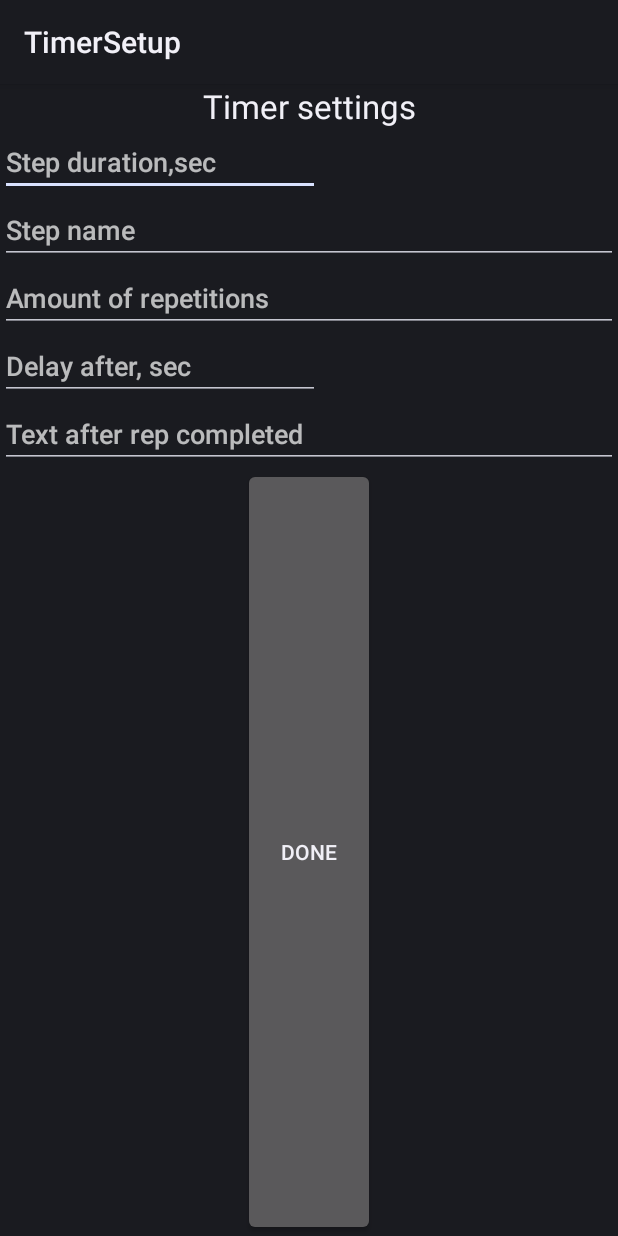
After one commit to kartun83/PerfectCountdown, an Android app: the TimerSetup screen opened directly, with no data from a screen before it, on a phone screen of 412 x 824 dp. The commit adds this screen. Run offline under Robolectric (Android 15) with nearby library versions, the phone set to English and light mode, and no system bars.

Commit message:
Some updates on second screen

```diff
--- a/app/build.gradle
+++ b/app/build.gradle
@@ -4,11 +4,11 @@ plugins {
 }
 
 android {
-    compileSdk 30
+    compileSdk 31
 
     defaultConfig {
         applicationId "com.kartun.reqtime"
-        minSdk 30
+        minSdk 29
         targetSdk 30
         versionCode 1
         versionName "1.0"
@@ -27,13 +27,30 @@ android {
 }
 
 dependencies {
-
-    implementation 'androidx.core:core-ktx:1.3.2'
-    implementation 'com.google.android.gms:play-services-wearable:17.0.0'
+    implementation 'androidx.core:core-ktx:1.7.0'
+    implementation 'com.google.android.gms:play-services-wearable:17.1.0'
     implementation 'androidx.percentlayout:percentlayout:1.0.0'
     implementation 'androidx.legacy:legacy-support-v4:1.0.0'
-    implementation 'androidx.recyclerview:recyclerview:1.2.0'
-    implementation 'androidx.wear:wear:1.1.0'
+    implementation 'androidx.recyclerview:recyclerview:1.2.1'
+    implementation 'androidx.wear:wear:1.2.0'
     implementation 'com.google.android.gms:play-services-maps:18.0.0'
     implementation 'com.google.android.material:material:1.4.0'
+
+    //
+    implementation 'androidx.compose.ui:ui-tooling:1.0.5'
+    // Compose for Wear OS Dependencies
+    implementation "androidx.wear.compose:compose-material:1.0.0-alpha12"
+
+    // includes support for wearable specific inputs
+    implementation "androidx.wear:wear-input:1.1.0"
+
+
+    final def var roomVersion = "2.3.0"
+
+    implementation("androidx.room:room-runtime:$roomVersion")
+    annotationProcessor("androidx.room:room-compiler:$roomVersion")
+
+    // To use Kotlin Symbolic Processing (KSP)
+    //ksp("androidx.room:room-compiler:$roomVersion")
+    implementation("androidx.room:room-ktx:$roomVersion")
 }
--- a/app/src/main/AndroidManifest.xml
+++ b/app/src/main/AndroidManifest.xml
@@ -25,6 +25,16 @@
             android:value="true" />
 
         <activity
+            android:name=".TimerSetup"
+            android:exported="true"
+            android:label="@string/title_activity_timer_setup">
+            <intent-filter>
+                <action android:name="android.intent.action.MAIN" />
+
+                <category android:name="android.intent.category.LAUNCHER" />
+            </intent-filter>
+        </activity>
+        <activity
             android:name=".MainActivity"
             android:exported="true"
             android:label="@string/app_name">
--- /dev/null
+++ b/app/src/main/java/com/kartun/reqtime/TimerSetup.kt
@@ -0,0 +1,18 @@
+package com.kartun.reqtime
+
+import android.app.Activity
+import android.os.Bundle
+import com.kartun.reqtime.databinding.ActivityTimerSetupBinding
+
+class TimerSetup : Activity() {
+
+    private lateinit var binding: ActivityTimerSetupBinding
+
+    override fun onCreate(savedInstanceState: Bundle?) {
+        super.onCreate(savedInstanceState)
+
+        binding = ActivityTimerSetupBinding.inflate(layoutInflater)
+        setContentView(binding.root)
+
+    }
+}
--- /dev/null
+++ b/app/src/main/res/layout/activity_timer_setup.xml
@@ -0,0 +1,87 @@
+<?xml version="1.0" encoding="utf-8"?>
+<androidx.constraintlayout.widget.ConstraintLayout xmlns:android="http://schemas.android.com/apk/res/android"
+    xmlns:app="http://schemas.android.com/apk/res-auto"
+    xmlns:tools="http://schemas.android.com/tools"
+    android:id="@+id/constraintLayout"
+    android:layout_width="match_parent"
+    android:layout_height="match_parent"
+    android:padding="@dimen/box_inset_layout_padding"
+    tools:context=".TimerSetup" >
+
+    <androidx.core.widget.NestedScrollView
+        android:layout_width="match_parent"
+        android:layout_height="match_parent"
+        android:fillViewport="true"
+        android:scrollbarStyle="outsideOverlay"
+        android:scrollbars="horizontal">
+
+        <LinearLayout
+            android:layout_width="match_parent"
+            android:layout_height="wrap_content"
+            android:orientation="vertical">
+
+            <TextView
+                android:id="@+id/TimerSettingsHeader"
+                android:layout_width="match_parent"
+                android:layout_height="wrap_content"
+                android:text="@string/settings_header"
+                android:textAlignment="center"
+                android:textAppearance="@style/TextAppearance.AppCompat.Large" />
+
+            <EditText
+                android:id="@+id/editTimerStepDuration"
+                android:layout_width="wrap_content"
+                android:layout_height="wrap_content"
+                android:ems="10"
+                android:forceDarkAllowed="true"
+                android:hint="@string/step_duration"
+                android:importantForAutofill="no"
+                android:inputType="numberDecimal" />
+
+            <EditText
+                android:id="@+id/editTimerStepName"
+                android:layout_width="match_parent"
+                android:layout_height="wrap_content"
+                android:ems="10"
+                android:hint="@string/step_name"
+                android:inputType="textPersonName"
+                android:importantForAutofill="no" />
+
+            <EditText
+                android:id="@+id/editTimerStepReps"
+                android:layout_width="match_parent"
+                android:layout_height="wrap_content"
+                android:ems="10"
+                android:hint="@string/step_reps"
+                android:importantForAutofill="no"
+                android:inputType="numberDecimal" />
+
+            <EditText
+                android:id="@+id/editTimerStepDelayAfter"
+                android:layout_width="wrap_content"
+                android:layout_height="wrap_content"
+                android:ems="10"
+                android:hint="@string/delay_after"
+                android:importantForAutofill="no"
+                android:inputType="numberDecimal" />
+
+            <EditText
+                android:id="@+id/editTimerSetpTextAfter"
+                android:layout_width="match_parent"
+                android:layout_height="wrap_content"
+                android:ems="10"
+                android:hint="@string/text_after"
+                android:importantForAutofill="no"
+                android:inputType="textPersonName" />
+
+            <Button
+                android:id="@+id/stepEditCompletedButton"
+                android:layout_width="wrap_content"
+                android:layout_height="wrap_content"
+                android:layout_gravity="center"
+                android:layout_weight="2"
+                android:hapticFeedbackEnabled="true"
+                android:text="@string/timerStepDoneButton" />
+        </LinearLayout>
+    </androidx.core.widget.NestedScrollView>
+</androidx.constraintlayout.widget.ConstraintLayout>
--- a/app/src/main/res/values/strings.xml
+++ b/app/src/main/res/values/strings.xml
@@ -7,4 +7,15 @@
     <string name="hello_world">Kartun WearOS app!</string>
     <string name="resetButton">Reset</string>
     <string name="headerText">None</string>
+    <string name="title_activity_timer_setup">TimerSetup</string>
+
+    <!-- Settings activity -->
+    <string name="settings_header">Timer settings</string>
+    <string name="step_reps">Amount of repetitions</string>
+    <string name="step_name">Step name</string>
+    <string name="delay_after">Delay after, sec</string>
+    <string name="step_duration">Step duration,sec</string>
+    <string name="text_after">Text after rep completed</string>
+    <string name="timerStepDoneButton">Done</string>
+
 </resources>
--- a/build.gradle
+++ b/build.gradle
@@ -6,7 +6,7 @@ buildscript {
     }
     dependencies {
         classpath "com.android.tools.build:gradle:7.0.3"
-        classpath "org.jetbrains.kotlin:kotlin-gradle-plugin:1.5.20"
+        classpath 'org.jetbrains.kotlin:kotlin-gradle-plugin:1.6.0'
 
         // NOTE: Do not place your application dependencies here; they belong
         // in the individual module build.gradle files
```
